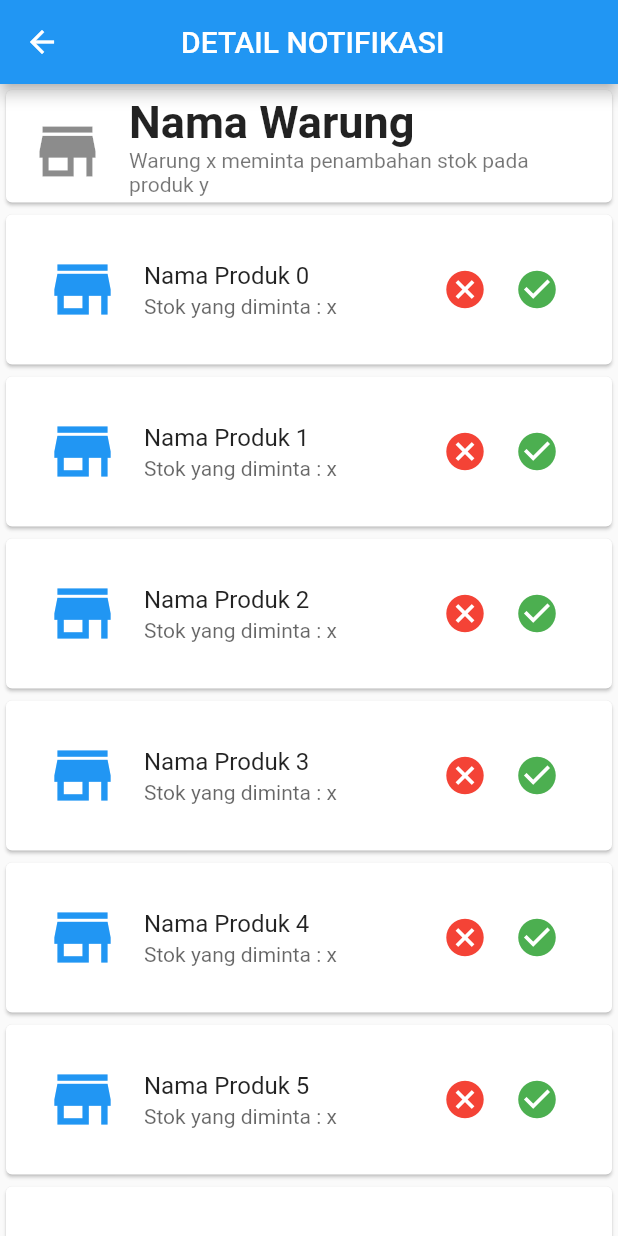
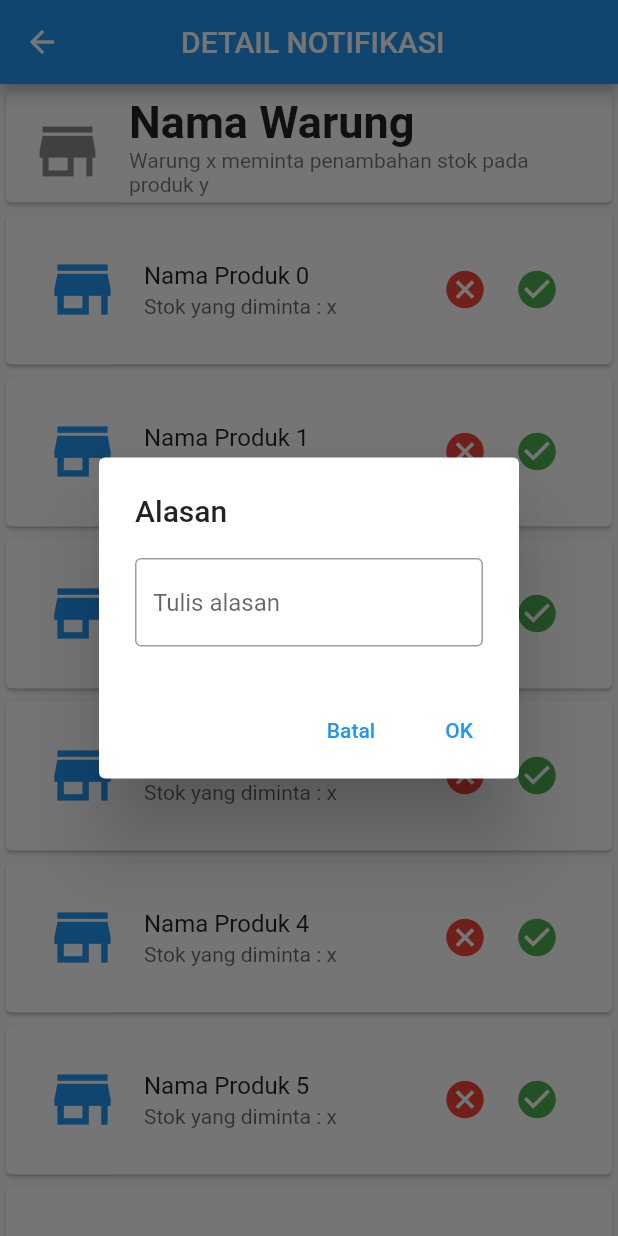
Before and after one commit to AgassiPutra/e_warung, a Flutter app: the Respon screen opened directly, after a tap on the "cancel" icon, on a phone screen of 412 x 824 dp. Run offline on Flutter 3.47's test engine with Material 2 defaults, Android fonts, the phone set to English and light mode, and no system bars; our stand-ins replace material_floating_search_bar, shared_preferences; missing offline and left inert: dropdown_below; accounts and stored records are empty.

Commit message:
menambahkan popup modal pada detail notif (cancel)

```diff
--- a/lib/screens/admin/responnotif.dart
+++ b/lib/screens/admin/responnotif.dart
@@ -4,6 +4,7 @@ import 'package:material_floating_search_bar/material_floating_search_bar.dart';
 
 class Respon extends StatelessWidget {
   final myProducts = List<String>.generate(20, (i) => 'Nama Produk $i');
+  final _formKey = GlobalKey<FormState>();
 
   @override
   Widget build(BuildContext context) {
@@ -64,7 +65,32 @@ class Respon extends StatelessWidget {
                                   mainAxisSize: MainAxisSize.min,
                                   children: [
                                     IconButton(
-                                      onPressed: () => {},
+                                      onPressed: () => {
+                                        showDialog<String>(
+                                          context: context,
+                                          builder: (BuildContext context) =>
+                                              AlertDialog(
+                                            title: const Text('Alasan'),
+                                            content: const TextField(
+                                              decoration: InputDecoration(
+                                                  border: OutlineInputBorder(),
+                                                  hintText: 'Tulis alasan'),
+                                            ),
+                                            actions: <Widget>[
+                                              TextButton(
+                                                onPressed: () => Navigator.pop(
+                                                    context, 'Batal'),
+                                                child: const Text('Batal'),
+                                              ),
+                                              TextButton(
+                                                onPressed: () => Navigator.pop(
+                                                    context, 'OK'),
+                                                child: const Text('OK'),
+                                              ),
+                                            ],
+                                          ),
+                                        ),
+                                      },
                                       icon: const Icon(Icons.cancel),
                                       iconSize: 30,
                                       color: Colors.red,
```
